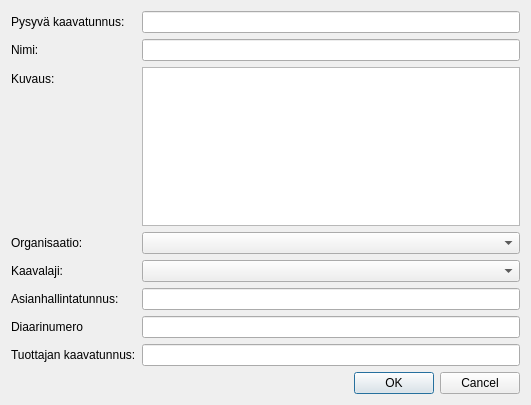
The window that arho_feature_template/gui/dialogs/plan_matter_attribute_form.ui (GispoCoding/arho-qgis-plugin) describes before a commit, drawn with Qt 5.
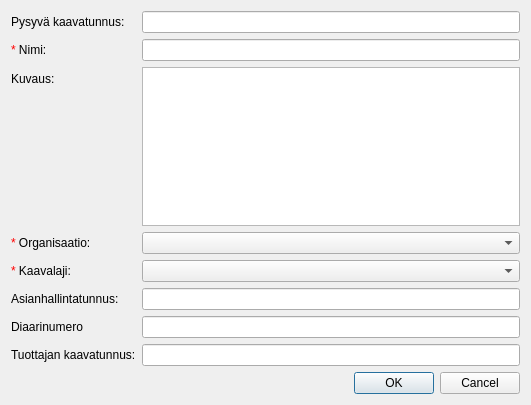
The same window after the commit. Custom widgets are drawn as their Qt base class.

Commit message: Fix plan matter management

What changed in the file:
```diff
--- a/arho_feature_template/gui/dialogs/plan_matter_attribute_form.ui
+++ b/arho_feature_template/gui/dialogs/plan_matter_attribute_form.ui
@@ -29,7 +29,7 @@
      <item row="1" column="0">
       <widget class="QLabel" name="name_label">
        <property name="text">
-        <string>Nimi:</string>
+        <string>&lt;html&gt;&lt;head/&gt;&lt;body&gt;&lt;p&gt;&lt;span style=&quot; color:#ff0000;&quot;&gt;*&lt;/span&gt; Nimi:&lt;/p&gt;&lt;/body&gt;&lt;/html&gt;</string>
        </property>
       </widget>
      </item>
@@ -52,14 +52,14 @@
      <item row="3" column="0">
       <widget class="QLabel" name="organisation_label">
        <property name="text">
-        <string>Organisaatio:</string>
+        <string>&lt;html&gt;&lt;head/&gt;&lt;body&gt;&lt;p&gt;&lt;span style=&quot; color:#ff0000;&quot;&gt;* &lt;/span&gt;Organisaatio:&lt;/p&gt;&lt;/body&gt;&lt;/html&gt;</string>
        </property>
       </widget>
      </item>
      <item row="4" column="0">
       <widget class="QLabel" name="plan_type_label">
        <property name="text">
-        <string>Kaavalaji:</string>
+        <string>&lt;html&gt;&lt;head/&gt;&lt;body&gt;&lt;p&gt;&lt;span style=&quot; color:#ff0000;&quot;&gt;* &lt;/span&gt;Kaavalaji:&lt;/p&gt;&lt;/body&gt;&lt;/html&gt;</string>
        </property>
       </widget>
      </item>
```
The commit also changes 9 other files.
